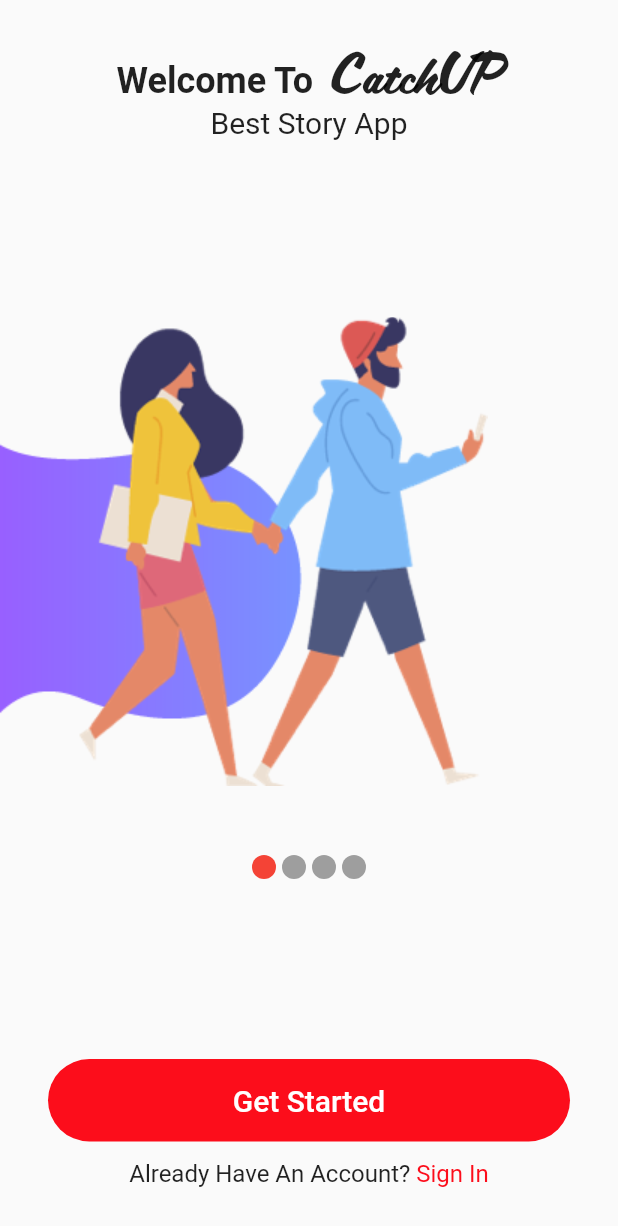
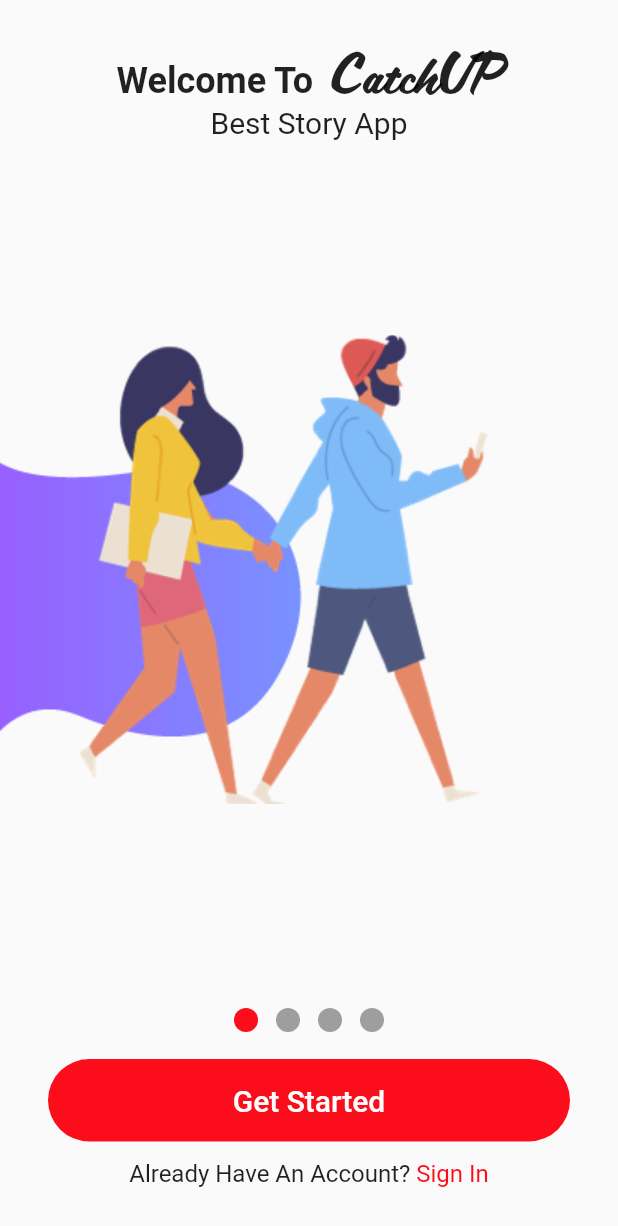
Before and after one commit to aramidefemi/stories, a Flutter app: the screen it shows after launch, on a phone screen of 412 x 824 dp. Shown: the top 1226 px of the screen. Run offline on Flutter 3.47's test engine with Material 2 defaults, Android fonts, the phone set to English and light mode, and no system bars; drawn by our look-alikes of dots_indicator; our stand-ins replace material_design_icons_flutter; missing offline and left inert: keyboard_visibility.

Commit message:
Add dot indicator to welcome page

```diff
--- a/lib/ui/authentication_pages/welcome_page.dart
+++ b/lib/ui/authentication_pages/welcome_page.dart
@@ -1,3 +1,4 @@
+import 'package:dots_indicator/dots_indicator.dart';
 import 'package:flutter/material.dart';
 import 'package:stories/ui/authentication_pages/new_user_page.dart';
 import 'package:stories/ui/authentication_pages/sign_in_page.dart';
@@ -38,6 +39,9 @@ class WelcomePage extends StatelessWidget {
                 ),
                 Expanded(
                   child: SwipeOnboarding(),
+                ),
+                SizedBox(
+                  height: 12.0,
                 ),
                 Padding(
                   padding: const EdgeInsets.symmetric(horizontal: 32.0),
@@ -101,61 +105,81 @@ class WelcomePage extends StatelessWidget {
   }
 }
 
-class SwipeOnboarding extends StatelessWidget {
+class SwipeOnboarding extends StatefulWidget {
   const SwipeOnboarding({
     Key key,
   }) : super(key: key);
 
   @override
+  _SwipeOnboardingState createState() => _SwipeOnboardingState();
+}
+
+class _SwipeOnboardingState extends State<SwipeOnboarding> {
+  int _currentPage;
+
+  @override
+  void initState() {
+    super.initState();
+    _currentPage = 0;
+  }
+
+  @override
   Widget build(BuildContext context) {
-    return Container(
-      child: Column(
+    return Column(
       mainAxisAlignment: MainAxisAlignment.center,
+      children: <Widget>[
+        Expanded(
+          child: PageView(
+              onPageChanged: (currentPage) {
+                setState(() {
+                  _currentPage = currentPage;
+                });
+              },
               children: <Widget>[
                 Align(
                   alignment: Alignment.centerLeft,
                   child: Container(
-              child: Image.asset("images/intro_image.png"),
+                    child: Image.asset(
+                      "images/intro_image.png",
                     ),
                   ),
-          SizedBox(
-            height: 44.0,
                 ),
-          Row(
-            mainAxisAlignment: MainAxisAlignment.center,
-            children: <Widget>[
-              Container(
-                margin: EdgeInsets.all(2.0),
-                height: 16.0,
-                decoration:
-                    BoxDecoration(color: Colors.red, shape: BoxShape.circle),
-                width: 16.0,
+                Align(
+                  alignment: Alignment.centerLeft,
+                  child: Container(
+                    child: Image.asset(
+                      "images/intro_image.png",
                     ),
-              Container(
-                margin: EdgeInsets.all(2.0),
-                height: 16.0,
-                decoration:
-                    BoxDecoration(color: Colors.grey, shape: BoxShape.circle),
-                width: 16.0,
                   ),
-              Container(
-                margin: EdgeInsets.all(2.0),
-                height: 16.0,
-                decoration:
-                    BoxDecoration(color: Colors.grey, shape: BoxShape.circle),
-                width: 16.0,
                 ),
-              Container(
-                margin: EdgeInsets.all(2.0),
-                height: 16.0,
-                decoration:
-                    BoxDecoration(color: Colors.grey, shape: BoxShape.circle),
-                width: 16.0,
+                Align(
+                  alignment: Alignment.centerLeft,
+                  child: Container(
+                    child: Image.asset(
+                      "images/intro_image.png",
+                    ),
+                  ),
+                ),
+                Align(
+                  alignment: Alignment.centerLeft,
+                  child: Container(
+                    child: Image.asset(
+                      "images/intro_image.png",
+                    ),
+                  ),
+                ),
+              ]),
+        ),
+        DotsIndicator(
+          dotsCount: 4,
+          position: _currentPage,
+          decorator: DotsDecorator(
+            size: const Size.square(16.0),
+            activeSize: const Size.square(16.0),
+            activeColor: Theme.of(context).primaryColor,
+          ),
         ),
       ],
-          )
-        ],
-      ),
     );
   }
 }
--- a/pubspec.yaml
+++ b/pubspec.yaml
@@ -25,6 +25,8 @@ dependencies:
   cupertino_icons: ^0.1.2
   material_design_icons_flutter: ^3.2.3595
   keyboard_visibility: ^0.5.2
+  dots_indicator: ^0.0.5
+
 
 dev_dependencies:
   flutter_test:
```
Also changed, not shown: pubspec.lock. Lines whose indentation alone changed are shown as unchanged.
